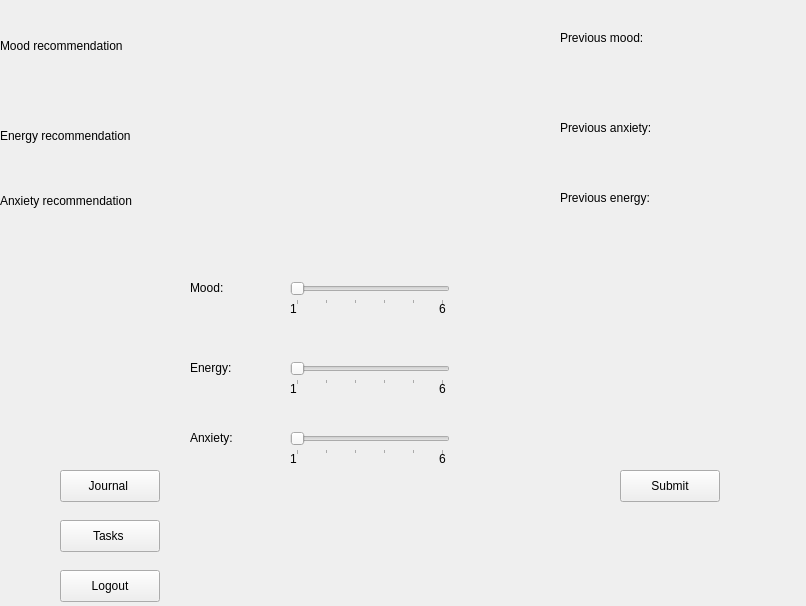
First picture: the form in moodtracker.ui, repository MaxRUnger/370Team8, before the edit.
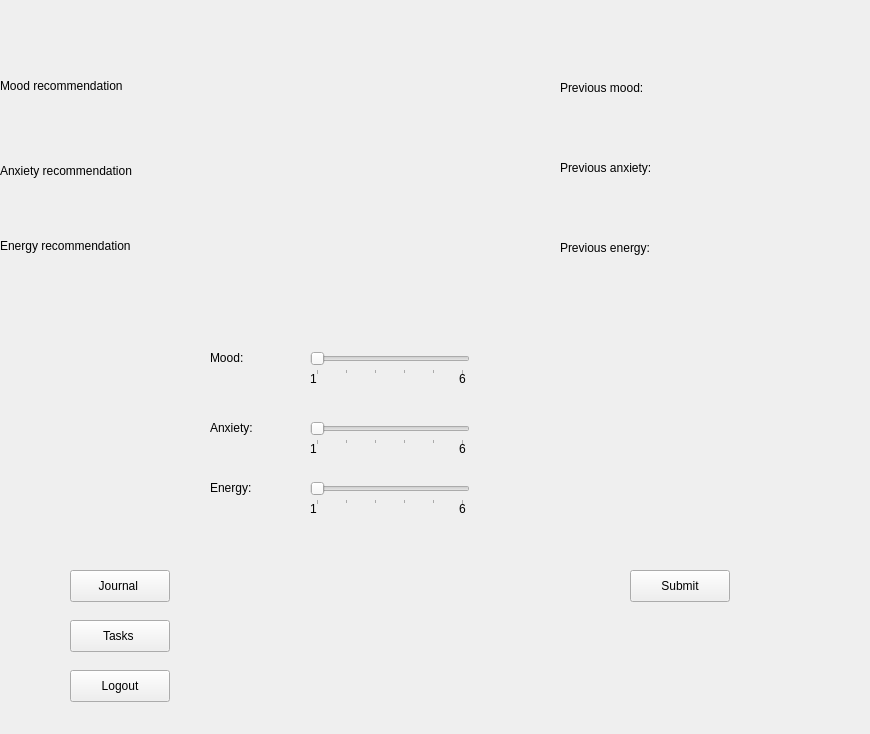
Second picture: the form after the edit.

The edit to the form file:
```diff
--- a/moodtracker.ui
+++ b/moodtracker.ui
@@ -6,8 +6,8 @@
    <rect>
     <x>0</x>
     <y>0</y>
-    <width>806</width>
-    <height>606</height>
+    <width>870</width>
+    <height>734</height>
    </rect>
   </property>
   <property name="windowTitle">
@@ -16,8 +16,8 @@
   <widget class="QLabel" name="MoodLabel">
    <property name="geometry">
     <rect>
-     <x>190</x>
-     <y>280</y>
+     <x>210</x>
+     <y>350</y>
      <width>58</width>
      <height>16</height>
     </rect>
@@ -29,8 +29,8 @@
   <widget class="QSlider" name="MoodSlider">
    <property name="geometry">
     <rect>
-     <x>290</x>
-     <y>280</y>
+     <x>310</x>
+     <y>350</y>
      <width>160</width>
      <height>25</height>
     </rect>
@@ -54,8 +54,8 @@
   <widget class="QLabel" name="EnergyLabel">
    <property name="geometry">
     <rect>
-     <x>190</x>
-     <y>360</y>
+     <x>210</x>
+     <y>480</y>
      <width>58</width>
      <height>16</height>
     </rect>
@@ -67,8 +67,8 @@
   <widget class="QSlider" name="EnergySlider">
    <property name="geometry">
     <rect>
-     <x>290</x>
-     <y>360</y>
+     <x>310</x>
+     <y>480</y>
      <width>160</width>
      <height>25</height>
     </rect>
@@ -92,8 +92,8 @@
   <widget class="QLabel" name="AnxietyLabel">
    <property name="geometry">
     <rect>
-     <x>190</x>
-     <y>430</y>
+     <x>210</x>
+     <y>420</y>
      <width>58</width>
      <height>16</height>
     </rect>
@@ -105,8 +105,8 @@
   <widget class="QSlider" name="AnxietySlider">
    <property name="geometry">
     <rect>
-     <x>290</x>
-     <y>430</y>
+     <x>310</x>
+     <y>420</y>
      <width>160</width>
      <height>25</height>
     </rect>
@@ -130,8 +130,8 @@
   <widget class="QPushButton" name="SubmitButton">
    <property name="geometry">
     <rect>
-     <x>620</x>
-     <y>470</y>
+     <x>630</x>
+     <y>570</y>
      <width>100</width>
      <height>32</height>
     </rect>
@@ -143,8 +143,8 @@
   <widget class="QPushButton" name="LoginButton">
    <property name="geometry">
     <rect>
-     <x>60</x>
-     <y>570</y>
+     <x>70</x>
+     <y>670</y>
      <width>100</width>
      <height>32</height>
     </rect>
@@ -156,8 +156,8 @@
   <widget class="QPushButton" name="JournalButton">
    <property name="geometry">
     <rect>
-     <x>60</x>
-     <y>470</y>
+     <x>70</x>
+     <y>570</y>
      <width>100</width>
      <height>32</height>
     </rect>
@@ -169,8 +169,8 @@
   <widget class="QPushButton" name="TasksButton">
    <property name="geometry">
     <rect>
-     <x>60</x>
-     <y>520</y>
+     <x>70</x>
+     <y>620</y>
      <width>100</width>
      <height>32</height>
     </rect>
@@ -182,8 +182,8 @@
   <widget class="QWidget" name="horizontalLayoutWidget">
    <property name="geometry">
     <rect>
-     <x>290</x>
-     <y>300</y>
+     <x>310</x>
+     <y>370</y>
      <width>291</width>
      <height>18</height>
     </rect>
@@ -208,8 +208,8 @@
   <widget class="QWidget" name="horizontalLayoutWidget_2">
    <property name="geometry">
     <rect>
-     <x>290</x>
-     <y>380</y>
+     <x>310</x>
+     <y>500</y>
      <width>291</width>
      <height>18</height>
     </rect>
@@ -234,8 +234,8 @@
   <widget class="QWidget" name="horizontalLayoutWidget_3">
    <property name="geometry">
     <rect>
-     <x>290</x>
-     <y>450</y>
+     <x>310</x>
+     <y>440</y>
      <width>291</width>
      <height>18</height>
     </rect>
@@ -261,7 +261,7 @@
    <property name="geometry">
     <rect>
      <x>0</x>
-     <y>0</y>
+     <y>40</y>
      <width>551</width>
      <height>91</height>
     </rect>
@@ -274,8 +274,8 @@
    <property name="geometry">
     <rect>
      <x>0</x>
-     <y>160</y>
-     <width>561</width>
+     <y>130</y>
+     <width>551</width>
      <height>81</height>
     </rect>
    </property>
@@ -287,8 +287,8 @@
    <property name="geometry">
     <rect>
      <x>0</x>
-     <y>90</y>
-     <width>571</width>
+     <y>200</y>
+     <width>551</width>
      <height>91</height>
     </rect>
    </property>
@@ -300,7 +300,7 @@
    <property name="geometry">
     <rect>
      <x>560</x>
-     <y>30</y>
+     <y>80</y>
      <width>201</width>
      <height>16</height>
     </rect>
@@ -313,7 +313,7 @@
    <property name="geometry">
     <rect>
      <x>560</x>
-     <y>190</y>
+     <y>240</y>
      <width>211</width>
      <height>16</height>
     </rect>
@@ -326,7 +326,7 @@
    <property name="geometry">
     <rect>
      <x>560</x>
-     <y>120</y>
+     <y>160</y>
      <width>211</width>
      <height>16</height>
     </rect>
```
